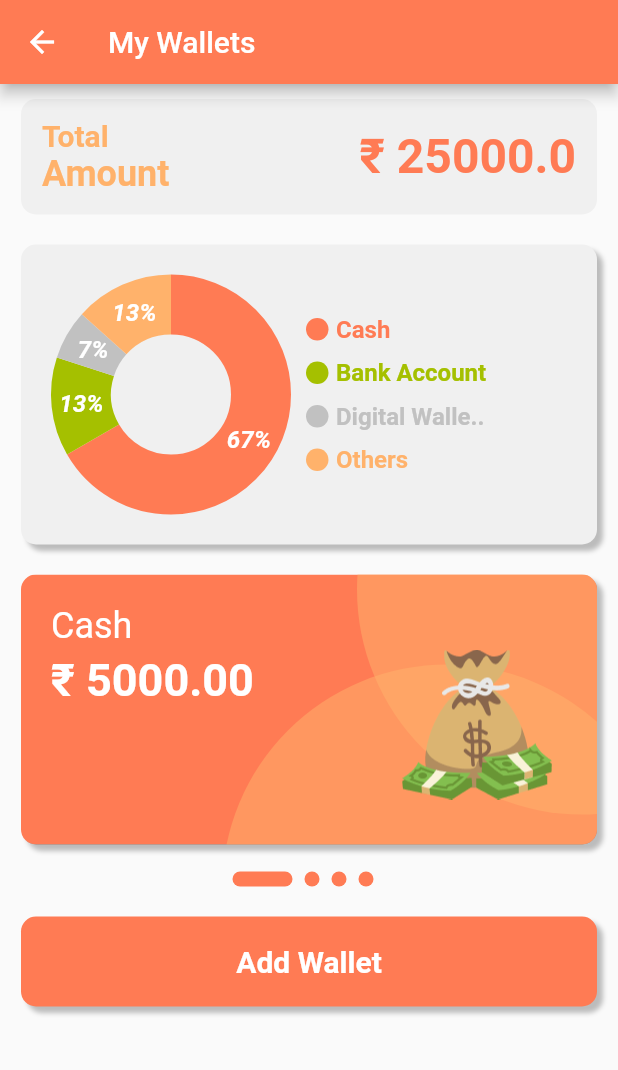
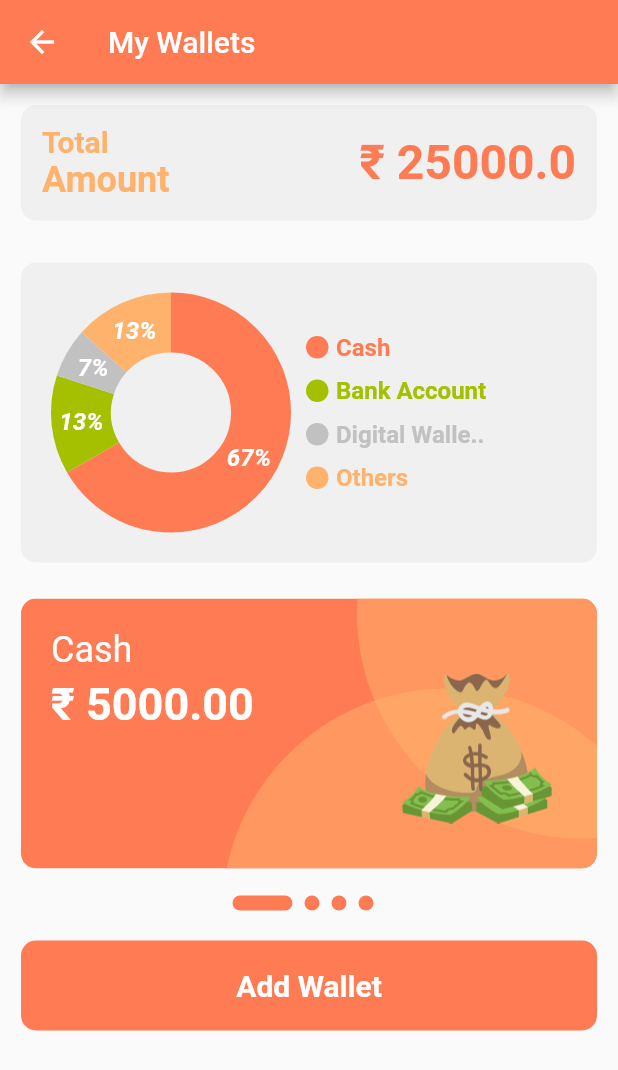
Before and after one commit to BluFin-Designs/Invox-App, a Flutter app: the MyWalletsScreen screen opened by its route, on a phone screen of 412 x 824 dp. Shown: the top 1070 px of the screen. Run offline on Flutter 3.47's test engine with Material 2 defaults, Android fonts, the phone set to English and light mode, and no system bars; drawn by our look-alikes of carousel_slider, fl_chart; our stand-ins replace bloc, firebase_auth, firebase_core, flutter_bloc, google_sign_in, hive and 1 more; accounts and stored records are empty.

Commit message:
fixed bugs of budget,wallets,saving goals screen

```diff
--- a/invox/lib/Views/Screens/Budget_Screen.dart
+++ b/invox/lib/Views/Screens/Budget_Screen.dart
@@ -15,7 +15,7 @@ class BudgetPage extends StatelessWidget {
         backgroundColor: Theme.of(context).primaryColor,
       ),
       body: Padding(
-        padding: const EdgeInsets.all(20.0),
+        padding: const EdgeInsets.all(14.0),
         child: Column(
           children: [
             BudgetCard(
--- a/invox/lib/Views/Screens/MyWallets_Screen.dart
+++ b/invox/lib/Views/Screens/MyWallets_Screen.dart
@@ -51,29 +51,16 @@ class MyWalletsScreen extends StatelessWidget {
         child: Column(
           children: [
             const Padding(
-              padding: EdgeInsets.symmetric(
-                vertical: 10.0,
-                horizontal: 14,
-              ),
+              padding: EdgeInsets.all(14.0),
               child: Total_Balance_Card(amount: 25000),
             ),
             Padding(
-              padding: const EdgeInsets.symmetric(
-                vertical: 10.0,
-                horizontal: 14,
-              ),
+              padding: EdgeInsets.all(14.0),
               child: Container(
                 height: 200,
                 decoration: BoxDecoration(
                   borderRadius: BorderRadius.circular(10),
                   color: const Color(0xffF0F0F0),
-                  boxShadow: const [
-                    BoxShadow(
-                      color: Color.fromRGBO(0, 0, 0, 0.25),
-                      blurRadius: 2,
-                      offset: Offset(4, 4),
-                    ),
-                  ],
                 ),
                 child: Padding(
                   padding: const EdgeInsets.symmetric(
@@ -157,13 +144,6 @@ class MyWalletsScreen extends StatelessWidget {
                   decoration: BoxDecoration(
                     borderRadius: BorderRadius.circular(10),
                     color: Theme.of(context).primaryColor,
-                    boxShadow: const [
-                      BoxShadow(
-                        color: Color.fromRGBO(0, 0, 0, 0.25),
-                        blurRadius: 2,
-                        offset: Offset(4, 4),
-                      ),
-                    ],
                   ),
                   child: const Center(
                     child: Text(
--- a/invox/lib/Views/Widgets/WalletSlider.dart
+++ b/invox/lib/Views/Widgets/WalletSlider.dart
@@ -38,13 +38,6 @@ class _Wallet_SliderState extends State<Wallet_Slider> {
                   child: Container(
                     decoration: BoxDecoration(
                       borderRadius: BorderRadius.circular(10),
-                      boxShadow: const [
-                        BoxShadow(
-                          color: Color.fromRGBO(0, 0, 0, 0.25),
-                          blurRadius: 2,
-                          offset: Offset(4, 4),
-                        ),
-                      ],
                     ),
                     child: ClipRRect(
                       borderRadius: BorderRadius.circular(10),
@@ -54,13 +47,6 @@ class _Wallet_SliderState extends State<Wallet_Slider> {
                             height: 200,
                             decoration: BoxDecoration(
                               color: Theme.of(context).primaryColor,
-                              boxShadow: const [
-                                BoxShadow(
-                                  color: Color.fromRGBO(0, 0, 0, 0.25),
-                                  blurRadius: 2,
-                                  offset: Offset(4, 4),
-                                ),
-                              ],
                             ),
                           ),
                           Positioned(
```
Also changed, not shown: invox/lib/Views/Screens/SavingGoals_Screen.dart (+4 -10 lines).
